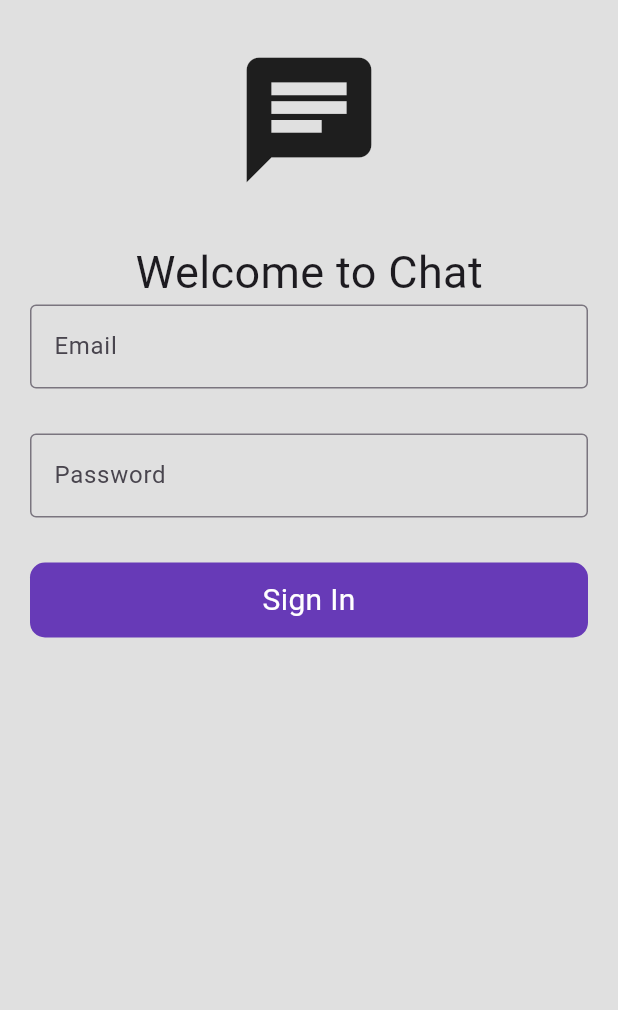
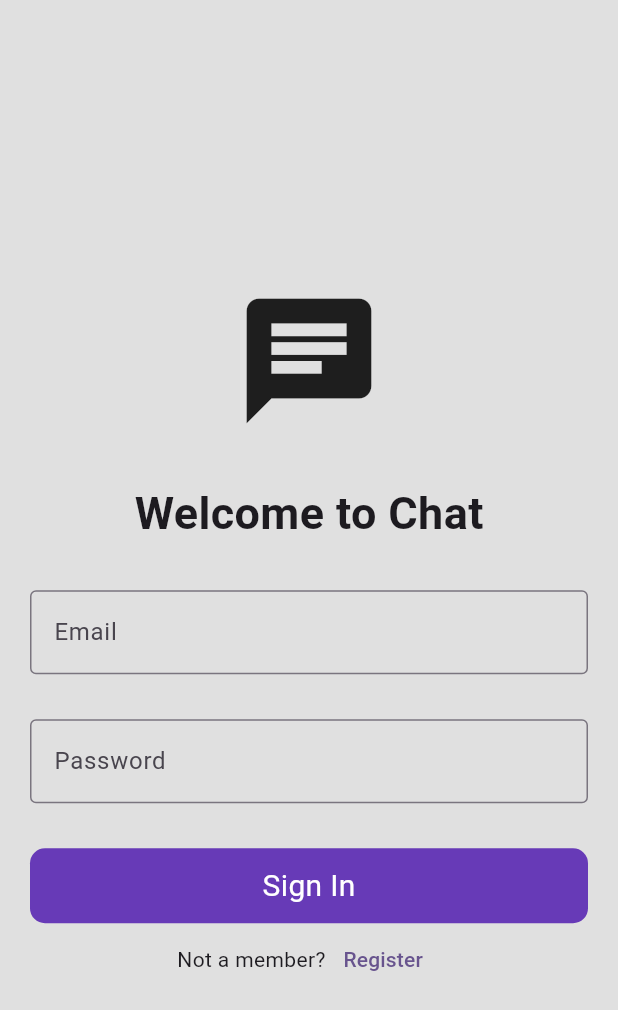
Before and after one commit to gadgetfather/flutter-chat, a Flutter app: the screen it shows after launch, on a phone screen of 412 x 824 dp. Shown: the top 1010 px of the screen. Run offline on Flutter 3.47's test engine with Material 3 defaults, Android fonts, the phone set to English and light mode, and no system bars.

Commit message:
create: login page

```diff
--- a/lib/pages/login_page.dart
+++ b/lib/pages/login_page.dart
@@ -27,6 +27,7 @@ class _LoginPageState extends State<LoginPage> {
           child: Padding(
             padding: const EdgeInsets.symmetric(horizontal: 20),
             child: Column(
+              mainAxisAlignment: MainAxisAlignment.center,
               children: [
                 SizedBox(
                   height: 30,
@@ -44,9 +45,11 @@ class _LoginPageState extends State<LoginPage> {
                 //welcome text
                 Text(
                   'Welcome to Chat',
-                  style: TextStyle(fontSize: 30),
+                  style: TextStyle(fontSize: 30, fontWeight: FontWeight.bold),
                 ),
-
+                const SizedBox(
+                  height: 30,
+                ),
                 //Email textfield
                 MyTextField(controller: emailController, hintText: "Email"),
                 const SizedBox(
@@ -70,6 +73,18 @@ class _LoginPageState extends State<LoginPage> {
                     text: "Sign In")
 
                 //not member register
+                ,
+                Row(
+                  mainAxisAlignment: MainAxisAlignment.center,
+                  children: [
+                    Text("Not a member?"),
+                    TextButton(
+                        onPressed: () {
+                          print('hello');
+                        },
+                        child: Text("Register"))
+                  ],
+                )
               ],
             ),
           ),
```
